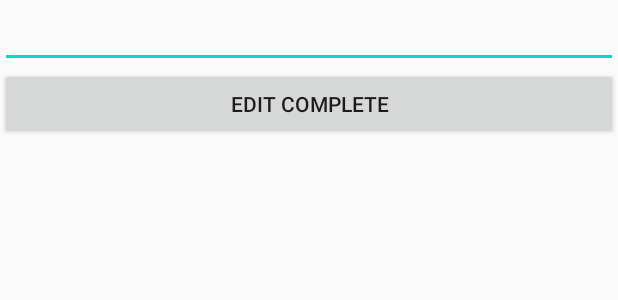
After one commit to chiwon322/T4_SWDesign, an Android app: the layout edit_information.xml on its own in the app's theme, with its tools: preview values and no code run, on a phone screen of 412 x 824 dp. The commit adds this screen. Shown: the top 300 px of the screen. Run offline under Robolectric (Android 15) with nearby library versions, the phone set to English and light mode, and no system bars.

Commit message:
회원정보 수정

```diff
--- a/app/src/main/java/com/team4/finding_sw_developers/signup/User_information_registration.java
+++ b/app/src/main/java/com/team4/finding_sw_developers/signup/User_information_registration.java
@@ -41,7 +41,7 @@ public class User_information_registration extends AppCompatActivity {
         complete_button.setOnClickListener(complete_onClickListener);
     }
 
-    View.OnClickListener complete_onClickListener = new View.OnClickListener() {
+    private View.OnClickListener complete_onClickListener = new View.OnClickListener() {
         @Override
         public void onClick(View view) {
             user_name = name_editText.getText().toString();
--- /dev/null
+++ b/app/src/main/res/layout/edit_information.xml
@@ -0,0 +1,22 @@
+<?xml version="1.0" encoding="utf-8"?>
+<LinearLayout xmlns:android="http://schemas.android.com/apk/res/android"
+    xmlns:app="http://schemas.android.com/apk/res-auto"
+    xmlns:tools="http://schemas.android.com/tools"
+    android:layout_width="match_parent"
+    android:layout_height="match_parent"
+    android:orientation="vertical"
+    tools:context=".mypage.Edit_information">
+
+    <EditText
+        android:id="@+id/information_editing_name_editText"
+        android:layout_width="match_parent"
+        android:layout_height="wrap_content"
+        android:ems="10"
+        android:inputType="textPersonName" />
+
+    <Button
+        android:id="@+id/information_editing_complete_button"
+        android:layout_width="match_parent"
+        android:layout_height="wrap_content"
+        android:text="edit complete" />
+</LinearLayout>
```
Also changed, not shown: app/src/main/java/com/team4/finding_sw_developers/MainFourthFragment.java (+5 -4 lines), app/src/main/java/com/team4/finding_sw_developers/mypage/Edit_information.java (added, +80 -0 lines).
